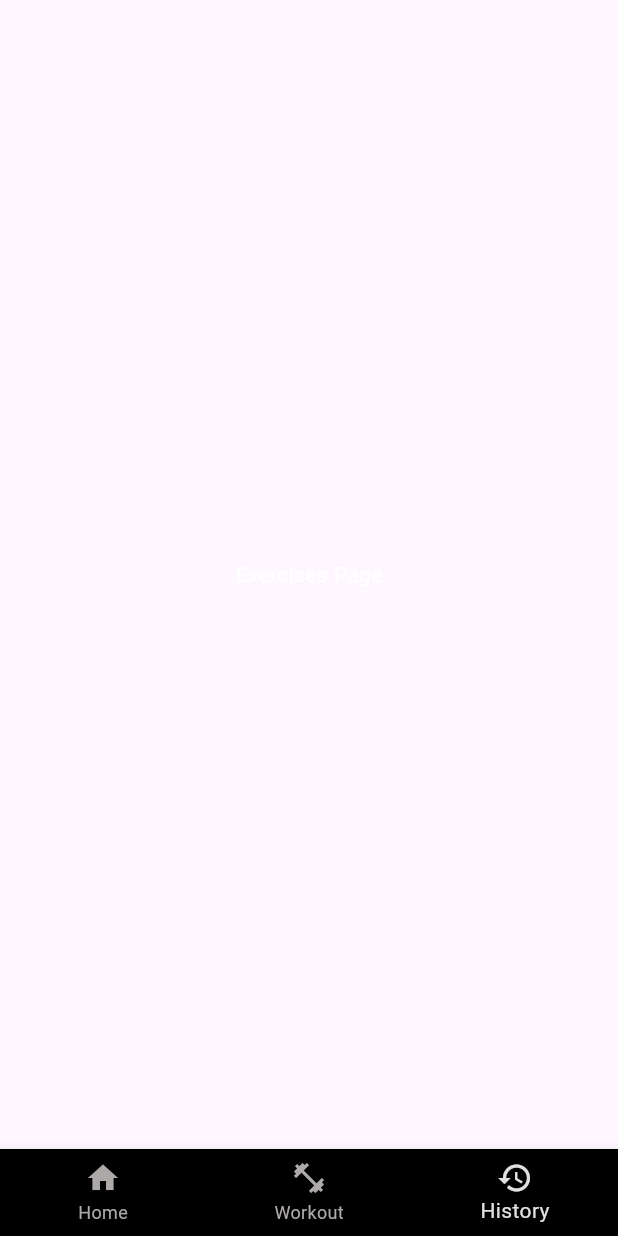
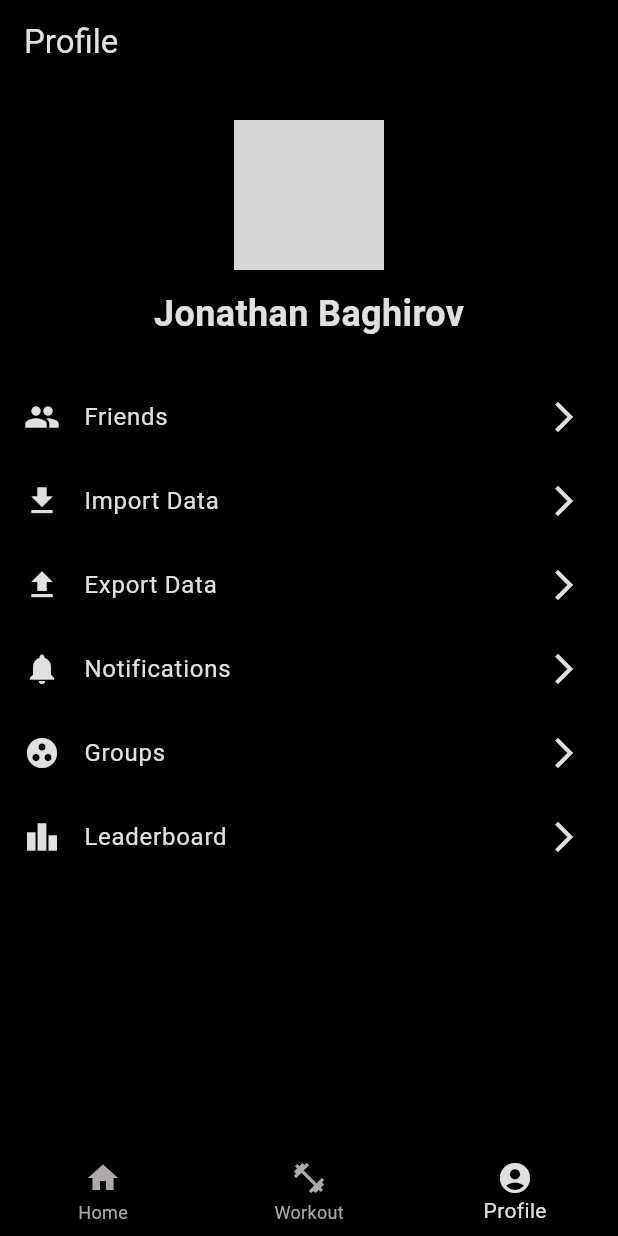
Before and after one commit to workout-logger/workout_app, a Flutter app: the screen it shows after launch, item 3 of the bottom bar chosen, on a phone screen of 412 x 824 dp. Run offline on Flutter 3.47's test engine with Material 3 defaults, Android fonts, the phone set to English and light mode, and no system bars; our stand-ins replace fl_chart, hexcolor, shared_preferences; network calls fail; grey boxes are pictures that could not be loaded.

Commit message:
added profile page, fixed muscleGroups array

```diff
--- a/lib/home_body.dart
+++ b/lib/home_body.dart
@@ -1,6 +1,7 @@
 import 'package:flutter/material.dart';
 import 'workout_page.dart';
 import 'home_diary.dart';
+import 'profile_page.dart';
 
 class HomeBody extends StatelessWidget {
   const HomeBody({super.key, required this.currentPageIndex, required this.animationController});
@@ -10,13 +11,8 @@ class HomeBody extends StatelessWidget {
 
   static List<Widget> _pages(AnimationController controller) => <Widget>[
         MyDiaryScreen(animationController: controller),
-        WorkoutPage(),
-        Center(
-          child: Text(
-            'Exercises Page',
-            style: TextStyle(color: Colors.white),
-          ),
-        ),
+        const WorkoutPage(),
+        const ProfilePage(),
       ];
 
   @override
--- a/lib/main.dart
+++ b/lib/main.dart
@@ -3,11 +3,9 @@ import 'package:provider/provider.dart';
 import 'exercise_model.dart';
 import 'home_body.dart';
 import 'fitness_app_theme.dart';
-import 'package:wakelock_plus/wakelock_plus.dart';
 
 void main() {
-  WidgetsFlutterBinding.ensureInitialized();
-  WakelockPlus.enable();
+
   runApp(MyApp());
 }
 
@@ -74,7 +72,7 @@ class _HomeScreenState extends State<HomeScreen> with TickerProviderStateMixin {
         items: const [
           BottomNavigationBarItem(icon: Icon(Icons.home), label: 'Home'),
           BottomNavigationBarItem(icon: Icon(Icons.fitness_center), label: 'Workout'),
-          BottomNavigationBarItem(icon: Icon(Icons.history), label: 'History'),
+          BottomNavigationBarItem(icon: Icon(Icons.account_circle), label: 'Profile'),
         ],
       ),
     );
--- /dev/null
+++ b/lib/profile_page.dart
@@ -0,0 +1,112 @@
+import 'package:flutter/material.dart';
+import 'fitness_app_theme.dart';
+
+class ProfilePage extends StatelessWidget {
+  const ProfilePage({Key? key}) : super(key: key);
+
+  @override
+  Widget build(BuildContext context) {
+    return Scaffold(
+      backgroundColor: FitnessAppTheme.background,
+      appBar: AppBar(
+        title: Text('Profile',style: TextStyle(color: FitnessAppTheme.darkText)),
+        backgroundColor: FitnessAppTheme.background,
+      ),
+      body: Column(
+        children: [
+          _buildProfileHeader(context),
+          Expanded(
+            child: ListView(
+              children: [
+                _buildProfileOption(
+                  context,
+                  icon: Icons.group,
+                  title: 'Friends',
+                  onTap: () {
+                    // Handle Friends tap
+                  },
+                ),
+                _buildProfileOption(
+                  context,
+                  icon: Icons.file_download,
+                  title: 'Import Data',
+                  onTap: () {
+                    // Handle Import Data tap
+                  },
+                ),
+                _buildProfileOption(
+                  context,
+                  icon: Icons.file_upload,
+                  title: 'Export Data',
+                  onTap: () {
+                    // Handle Export Data tap
+                  },
+                ),
+                _buildProfileOption(
+                  context,
+                  icon: Icons.notifications,
+                  title: 'Notifications',
+                  onTap: () {
+                    // Handle Notifications tap
+                  },
+                ),
+                _buildProfileOption(
+                  context,
+                  icon: Icons.group_work,
+                  title: 'Groups',
+                  onTap: () {
+                    // Handle Groups tap
+                  },
+                ),
+                _buildProfileOption(
+                  context,
+                  icon: Icons.leaderboard,
+                  title: 'Leaderboard',
+                  onTap: () {
+                    // Handle Leaderboard tap
+                  },
+                ),
+              ],
+            ),
+          ),
+        ],
+      ),
+    );
+  }
+
+  Widget _buildProfileHeader(BuildContext context) {
+    return Padding(
+      padding: const EdgeInsets.symmetric(vertical: 24.0),
+      child: Column(
+        children: [
+          CircleAvatar(
+            radius: 50,
+            backgroundImage: NetworkImage('https://workoutappconcept.s3.us-east-2.amazonaws.com/profile_pic.jpg'), // Replace with actual profile image URL
+          ),
+          const SizedBox(height: 12),
+          Text(
+            'Jonathan Baghirov', // Replace with actual user name
+            style: TextStyle(
+              fontSize: 24,
+              fontWeight: FontWeight.bold,
+              color: FitnessAppTheme.darkText,
+            ),
+          ),
+        ],
+      ),
+    );
+  }
+
+  Widget _buildProfileOption(BuildContext context,
+      {required IconData icon, required String title, required VoidCallback onTap}) {
+    return ListTile(
+      leading: Icon(icon, color: FitnessAppTheme.darkText),
+      title: Text(
+        title,
+        style: TextStyle(color: FitnessAppTheme.darkText),
+      ),
+      trailing: Icon(Icons.arrow_forward_ios, color: FitnessAppTheme.darkText),
+      onTap: onTap,
+    );
+  }
+}
```
Also changed, not shown: lib/ui_view/workout_duration_chart.dart (+8 -8 lines), lib/workout_page.dart (+65 -25 lines).
